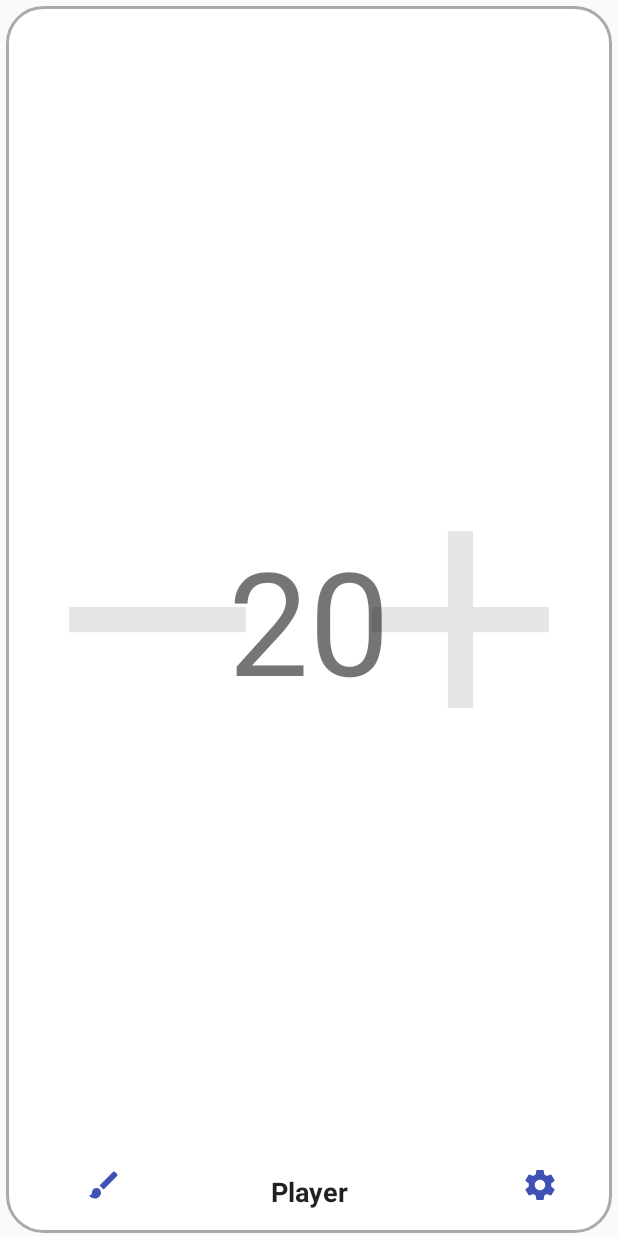
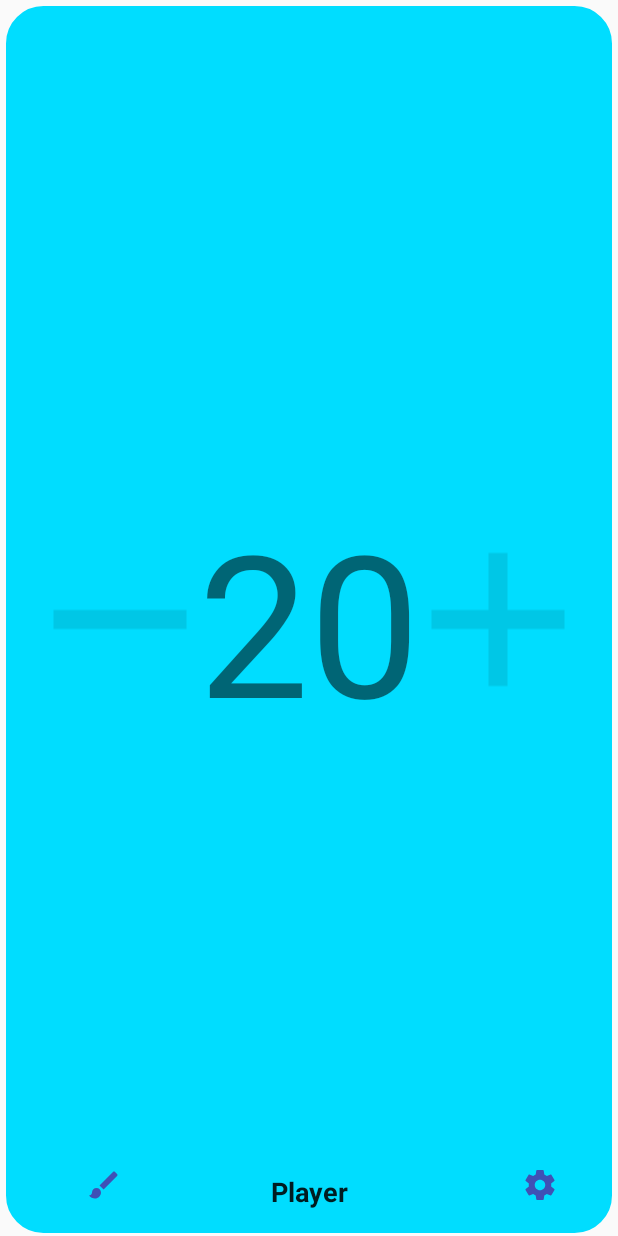
Before and after one commit to stemckillop/java_lifetracker, an Android app: the screen it shows after launch (p2Activity before the commit, p1Activity after it), on a phone screen of 412 x 824 dp. Run offline under Robolectric (Android 15) with nearby library versions, the phone set to English and light mode, and no system bars; Roboto replaces fonts that are not available here.

Commit message:
Finished p1 life modify and added colors along with other functionality

```diff
--- a/app/src/main/AndroidManifest.xml
+++ b/app/src/main/AndroidManifest.xml
@@ -9,7 +9,7 @@
         android:roundIcon="@mipmap/ic_launcher_round"
         android:supportsRtl="true"
         android:theme="@style/AppTheme">
-        <activity android:name=".p2Activity">
+        <activity android:name=".p1Activity">
             <intent-filter>
                 <action android:name="android.intent.action.MAIN" />
 
--- /dev/null
+++ b/app/src/main/java/com/drkdagron/mtglifetracker/OnPlayerValueChange.kt
@@ -0,0 +1,5 @@
+package com.drkdagron.mtglifetracker
+
+interface OnPlayerValueChange {
+    fun onPlayerValueChange()
+}
--- /dev/null
+++ b/app/src/main/java/com/drkdagron/mtglifetracker/p1Activity.kt
@@ -0,0 +1,41 @@
+package com.drkdagron.mtglifetracker
+
+import android.support.v7.app.AppCompatActivity
+import android.os.Bundle
+import android.util.Log
+import android.view.View
+import android.widget.TextView
+
+class p1Activity : AppCompatActivity(), OnPlayerValueChange{
+    override fun onPlayerValueChange() {
+        p1Life.text = p1.life.toString()
+    }
+
+    val TAG = "p1Activity"
+
+    lateinit var p1: Player
+    lateinit var p1Life: TextView
+
+    override fun onCreate(savedInstanceState: Bundle?) {
+        super.onCreate(savedInstanceState)
+        setContentView(R.layout.activity_p1)
+
+        p1Life = findViewById(R.id.p1Life)
+        p1 = Player(this)
+    }
+
+    fun modifyLife(view : View) {
+        val player = (view.tag as String)[0]
+        val math = (view.tag as String)[1]
+
+        if (math == 's') {
+            p1.modifyLife(-1)
+        } else if (math == 'a') {
+            p1.modifyLife(1)
+        } else if (math == 'm') {
+            val newFragment = ModifyLifeFragment()
+            newFragment.owner = p1
+            newFragment.show(supportFragmentManager, "modify_life")
+        }
+    }
+}
--- a/app/src/main/java/com/drkdagron/mtglifetracker/p2Activity.kt
+++ /dev/null
@@ -1,12 +0,0 @@
-package com.drkdagron.mtglifetracker
-
-import android.support.v7.app.AppCompatActivity
-import android.os.Bundle
-
-class p2Activity : AppCompatActivity() {
-
-    override fun onCreate(savedInstanceState: Bundle?) {
-        super.onCreate(savedInstanceState)
-        setContentView(R.layout.activity_p2)
-    }
-}
--- /dev/null
+++ b/app/src/main/res/drawable/life_button_ripple.xml
@@ -0,0 +1,16 @@
+<?xml version="1.0" encoding="utf-8"?>
+<ripple xmlns:android="http://schemas.android.com/apk/res/android"
+    android:color="@color/colorPrimaryDark">
+    <item android:id="@android:id/mask">
+        <shape android:shape="rectangle">
+            <solid android:color="@color/colorPrimaryDark" />
+            <corners android:radius="24dp" />
+        </shape>
+    </item>
+
+    <item android:id="@android:id/background">
+        <shape android:shape="rectangle">
+            <corners android:radius="24dp" />
+        </shape>
+    </item>
+</ripple>
--- a/app/src/main/res/layout/activity_p2.xml
+++ b/app/src/main/res/layout/activity_p1.xml
@@ -14,10 +14,11 @@
         android:layout_marginRight="4dp"
         android:layout_marginTop="4dp"
         android:layout_weight="1"
-        android:background="@drawable/player_life_frame">
+        android:background="@drawable/player_life_frame"
+        android:backgroundTint="@android:color/holo_blue_bright">
 
         <TextView
-            android:id="@+id/textView"
+            android:id="@+id/p1Life"
             android:layout_width="wrap_content"
             android:layout_height="wrap_content"
             android:layout_marginBottom="8dp"
@@ -26,7 +27,7 @@
             android:layout_marginTop="8dp"
             android:fontFamily="@font/roboto"
             android:text="20"
-            android:textSize="96sp"
+            android:textSize="132sp"
             app:layout_constraintBottom_toBottomOf="parent"
             app:layout_constraintEnd_toEndOf="parent"
             app:layout_constraintStart_toStartOf="parent"
@@ -90,25 +91,38 @@
 
             <ImageButton
                 android:id="@+id/imageButton"
-                android:layout_width="wrap_content"
+                android:layout_width="match_parent"
                 android:layout_height="match_parent"
                 android:layout_weight="1"
                 android:adjustViewBounds="true"
                 android:alpha="0.1"
-                android:background="@android:color/transparent"
+                android:background="@drawable/life_button_ripple"
+                android:onClick="modifyLife"
                 android:scaleType="fitCenter"
+                android:tag="1s"
                 android:tint="@android:color/black"
                 app:srcCompat="@drawable/subtract" />
 
+            <Button
+                android:id="@+id/button"
+                android:layout_width="100dp"
+                android:layout_height="match_parent"
+                android:alpha="0.1"
+                android:background="@drawable/life_button_ripple"
+                android:onClick="modifyLife"
+                android:tag="1m" />
+
             <ImageButton
                 android:id="@+id/imageButton2"
-                android:layout_width="wrap_content"
+                android:layout_width="match_parent"
                 android:layout_height="match_parent"
                 android:layout_weight="1"
                 android:adjustViewBounds="true"
                 android:alpha="0.1"
-                android:background="@android:color/transparent"
+                android:background="@drawable/life_button_ripple"
+                android:onClick="modifyLife"
                 android:scaleType="fitCenter"
+                android:tag="1a"
                 android:tint="@android:color/black"
                 app:srcCompat="@drawable/add" />
         </LinearLayout>
```
Also changed, not shown: app/src/main/java/com/drkdagron/mtglifetracker/ModifyLifeFragment.kt (added, +30 -0 lines), app/src/main/java/com/drkdagron/mtglifetracker/Player.kt (added, +23 -0 lines), app/src/main/res/layout/dialog_frame_background.xml (added, +19 -0 lines), app/src/main/res/layout/dialog_modify_life.xml (added, +22 -0 lines), app/src/main/res/values/colors.xml (+14 -0 lines).
